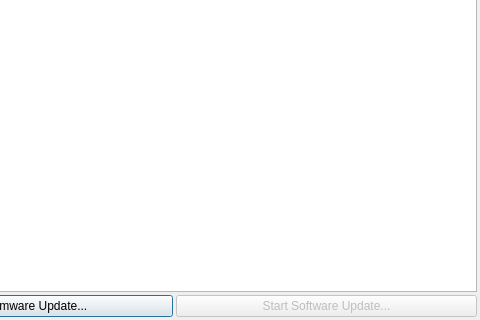
Above: uifiles/UpdaterDialog.ui from eduardobatista/ActVibSoftware before the change; both pictures show x 132 to 612 and y 115 to 435 of the 612 by 435 pixel window. Below: the same form after it.
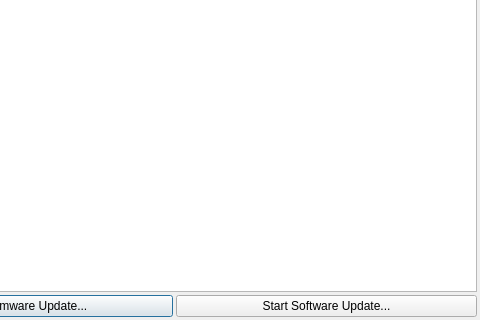
That is the form after the change.

```diff
--- a/uifiles/UpdaterDialog.ui
+++ b/uifiles/UpdaterDialog.ui
@@ -39,7 +39,7 @@
    <item row="1" column="1">
     <widget class="QPushButton" name="startSoftware">
      <property name="enabled">
-      <bool>false</bool>
+      <bool>true</bool>
      </property>
      <property name="text">
       <string>Start Software Update...</string>
```
